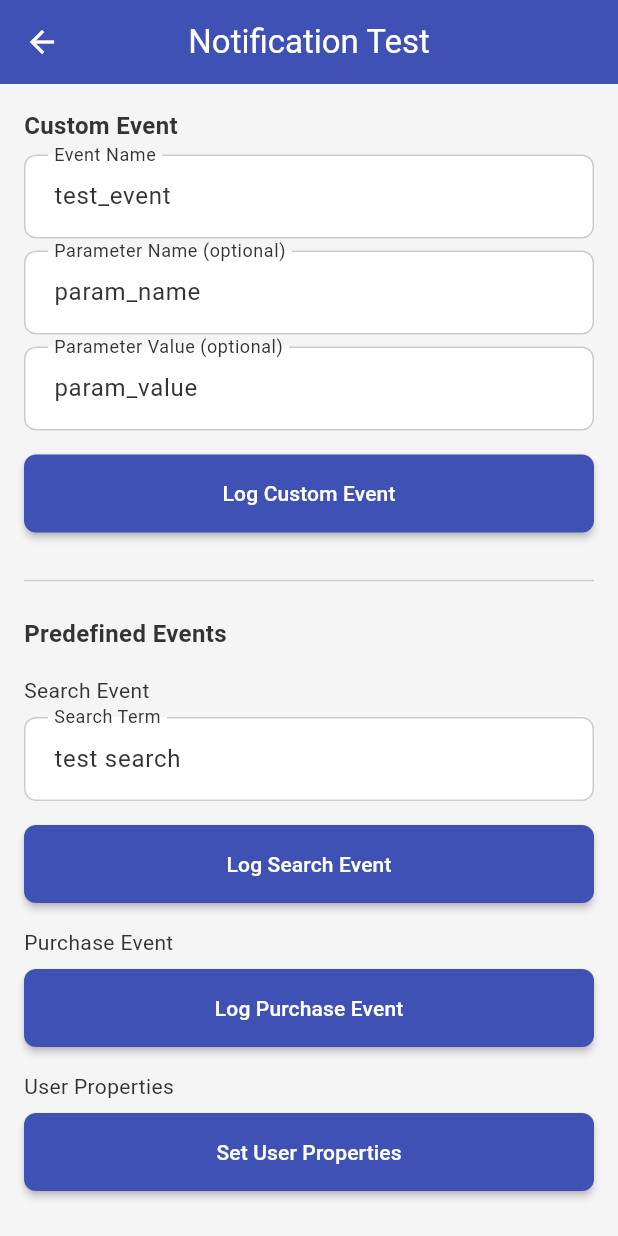
After one commit to ThomasSAMP/best-flutter-starter-kit, a Flutter app: the AnalyticsTestScreen screen opened by its route, on a phone screen of 412 x 824 dp. The commit adds this screen. Run offline on Flutter 3.47's test engine with Material 3 defaults, Android fonts, the phone set to English and light mode, and no system bars; our stand-ins replace cloud_firestore, dio, firebase_analytics, firebase_auth, firebase_core, firebase_crashlytics and 12 more; accounts and stored records are empty; generated files the repository leaves out were written again; project files that could hold a hidden picture were left out.

Commit message:
add Firebase Analytics

```diff
--- a/lib/core/di/register_module.dart
+++ b/lib/core/di/register_module.dart
@@ -8,6 +8,7 @@ import 'package:shared_preferences/shared_preferences.dart';
 import '../../routes/navigation_observer.dart';
 import '../config/env_config.dart';
 import '../network/dio_client.dart';
+import '../services/analytics_service.dart';
 import '../services/navigation_service.dart';
 
 @module
@@ -37,4 +38,7 @@ abstract class RegisterModule {
   // Enregistrez le service de navigation
   @lazySingleton
   NavigationService get navigationService => NavigationService();
+
+  @lazySingleton
+  AnalyticsService get analyticsService => AnalyticsService();
 }
--- /dev/null
+++ b/lib/core/services/analytics_service.dart
@@ -0,0 +1,124 @@
+import 'package:firebase_analytics/firebase_analytics.dart';
+import 'package:flutter/foundation.dart';
+
+import '../utils/logger.dart';
+
+class AnalyticsService {
+  final FirebaseAnalytics _analytics = FirebaseAnalytics.instance;
+  FirebaseAnalyticsObserver? _observer;
+
+  // Getter pour l'observer (utilisé dans la configuration du routeur)
+  FirebaseAnalyticsObserver get observer {
+    _observer ??= FirebaseAnalyticsObserver(analytics: _analytics);
+    return _observer!;
+  }
+
+  // Initialiser le service d'analytics
+  Future<void> initialize() async {
+    try {
+      // Activer la collecte d'analytics (désactivée en mode debug par défaut)
+      await _analytics.setAnalyticsCollectionEnabled(!kDebugMode);
+
+      // Définir l'ID utilisateur si disponible
+      // await _analytics.setUserId(id: 'user123');
+
+      AppLogger.info('AnalyticsService initialized successfully');
+    } catch (e, stackTrace) {
+      AppLogger.error('Failed to initialize AnalyticsService', e, stackTrace);
+    }
+  }
+
+  // Enregistrer un événement de connexion
+  Future<void> logLogin({required String method}) async {
+    try {
+      await _analytics.logLogin(loginMethod: method);
+      AppLogger.debug('Analytics: Logged login event with method: $method');
+    } catch (e, stackTrace) {
+      AppLogger.error('Failed to log login event', e, stackTrace);
+    }
+  }
+
+  // Enregistrer un événement d'inscription
+  Future<void> logSignUp({required String method}) async {
+    try {
+      await _analytics.logSignUp(signUpMethod: method);
+      AppLogger.debug('Analytics: Logged sign up event with method: $method');
+    } catch (e, stackTrace) {
+      AppLogger.error('Failed to log sign up event', e, stackTrace);
+    }
+  }
+
+  // Enregistrer un événement de recherche
+  Future<void> logSearch({required String searchTerm}) async {
+    try {
+      await _analytics.logSearch(searchTerm: searchTerm);
+      AppLogger.debug('Analytics: Logged search event with term: $searchTerm');
+    } catch (e, stackTrace) {
+      AppLogger.error('Failed to log search event', e, stackTrace);
+    }
+  }
+
+  // Enregistrer un événement d'achat
+  Future<void> logPurchase({
+    required double value,
+    required String currency,
+    required String itemId,
+    required String itemName,
+  }) async {
+    try {
+      await _analytics.logPurchase(
+        currency: currency,
+        value: value,
+        items: [AnalyticsEventItem(itemId: itemId, itemName: itemName)],
+      );
+      AppLogger.debug('Analytics: Logged purchase event: $itemName ($value $currency)');
+    } catch (e, stackTrace) {
+      AppLogger.error('Failed to log purchase event', e, stackTrace);
+    }
+  }
+
+  // Enregistrer un événement personnalisé
+  Future<void> logCustomEvent({required String name, Map<String, Object>? parameters}) async {
+    try {
+      await _analytics.logEvent(name: name, parameters: parameters);
+      AppLogger.debug('Analytics: Logged custom event: $name with params: $parameters');
+    } catch (e, stackTrace) {
+      AppLogger.error('Failed to log custom event', e, stackTrace);
+    }
+  }
+
+  // Définir les propriétés utilisateur
+  Future<void> setUserProperties({
+    String? userId,
+    String? userRole,
+    String? subscriptionType,
+  }) async {
+    try {
+      if (userId != null) {
+        await _analytics.setUserId(id: userId);
+      }
+
+      if (userRole != null) {
+        await _analytics.setUserProperty(name: 'user_role', value: userRole);
+      }
+
+      if (subscriptionType != null) {
+        await _analytics.setUserProperty(name: 'subscription_type', value: subscriptionType);
+      }
+
+      AppLogger.debug('Analytics: Set user properties');
+    } catch (e, stackTrace) {
+      AppLogger.error('Failed to set user properties', e, stackTrace);
+    }
+  }
+
+  // Définir l'écran courant
+  Future<void> setCurrentScreen({required String screenName}) async {
+    try {
+      await _analytics.setCurrentScreen(screenName: screenName);
+      AppLogger.debug('Analytics: Set current screen to: $screenName');
+    } catch (e, stackTrace) {
+      AppLogger.error('Failed to set current screen', e, stackTrace);
+    }
+  }
+}
--- a/lib/core/services/firebase_service.dart
+++ b/lib/core/services/firebase_service.dart
@@ -7,6 +7,7 @@ import 'package:injectable/injectable.dart';
 import '../config/env_config.dart';
 import '../di/injection.dart';
 import '../utils/logger.dart';
+import 'analytics_service.dart';
 import 'notification_service.dart';
 
 @lazySingleton
@@ -28,6 +29,9 @@ class FirebaseService {
 
       // Initialiser le service de notification
       await getIt<NotificationService>().initialize();
+
+      // Initialiser le service d'analytics
+      await getIt<AnalyticsService>().initialize();
 
       AppLogger.info('Firebase initialized successfully');
     } catch (e, stackTrace) {
--- a/lib/features/auth/presentation/screens/login_screen.dart
+++ b/lib/features/auth/presentation/screens/login_screen.dart
@@ -3,6 +3,7 @@ import 'package:flutter_riverpod/flutter_riverpod.dart';
 import 'package:go_router/go_router.dart';
 
 import '../../../../core/di/injection.dart';
+import '../../../../core/services/analytics_service.dart';
 import '../../../../core/services/auth_service.dart';
 import '../../../../core/services/navigation_service.dart';
 import '../../../../core/utils/logger.dart';
@@ -21,6 +22,8 @@ class _LoginScreenState extends ConsumerState<LoginScreen> {
   final _formKey = GlobalKey<FormState>(debugLabel: 'loginFormKey');
   final _emailController = TextEditingController();
   final _passwordController = TextEditingController();
+  final _analyticsService = getIt<AnalyticsService>();
+
   bool _isLoading = false;
   String? _errorMessage;
 
@@ -50,6 +53,8 @@ class _LoginScreenState extends ConsumerState<LoginScreen> {
         _emailController.text.trim(),
         _passwordController.text,
       );
+
+      await _analyticsService.logLogin(method: 'email');
 
       if (mounted) {
         _navigationService.navigateTo(context, redirectLocation ?? '/home');
--- a/lib/features/auth/presentation/screens/register_screen.dart
+++ b/lib/features/auth/presentation/screens/register_screen.dart
@@ -3,6 +3,7 @@ import 'package:flutter_riverpod/flutter_riverpod.dart';
 import 'package:go_router/go_router.dart';
 
 import '../../../../core/di/injection.dart';
+import '../../../../core/services/analytics_service.dart';
 import '../../../../core/services/auth_service.dart';
 import '../../../../core/services/navigation_service.dart';
 import '../../../../core/utils/logger.dart';
@@ -22,6 +23,8 @@ class _RegisterScreenState extends ConsumerState<RegisterScreen> {
   final _emailController = TextEditingController();
   final _passwordController = TextEditingController();
   final _confirmPasswordController = TextEditingController();
+  final _analyticsService = getIt<AnalyticsService>();
+
   bool _isLoading = false;
   String? _errorMessage;
 
@@ -49,6 +52,8 @@ class _RegisterScreenState extends ConsumerState<RegisterScreen> {
         _emailController.text.trim(),
         _passwordController.text,
       );
+
+      await _analyticsService.logSignUp(method: 'email');
 
       if (mounted) {
         _navigationService.navigateTo(context, '/home');
--- /dev/null
+++ b/lib/features/settings/presentation/screens/analytics_test_screen.dart
@@ -0,0 +1,267 @@
+import 'package:flutter/material.dart';
+import 'package:flutter_riverpod/flutter_riverpod.dart';
+import 'package:go_router/go_router.dart';
+
+import '../../../../core/di/injection.dart';
+import '../../../../core/services/analytics_service.dart';
+import '../../../../core/services/navigation_service.dart';
+import '../../../../shared/widgets/app_bar.dart';
+import '../../../../shared/widgets/app_button.dart';
+import '../../../../shared/widgets/app_text_field.dart';
+
+class AnalyticsTestScreen extends ConsumerStatefulWidget {
+  const AnalyticsTestScreen({super.key});
+
+  @override
+  ConsumerState<AnalyticsTestScreen> createState() => _AnalyticsTestScreenState();
+}
+
+class _AnalyticsTestScreenState extends ConsumerState<AnalyticsTestScreen> {
+  final _analyticsService = getIt<AnalyticsService>();
+  final _navigationService = getIt<NavigationService>();
+  final _eventNameController = TextEditingController(text: 'test_event');
+  final _paramNameController = TextEditingController(text: 'param_name');
+  final _paramValueController = TextEditingController(text: 'param_value');
+  final _searchTermController = TextEditingController(text: 'test search');
+  String? _statusMessage;
+  bool _isLoading = false;
+
+  @override
+  void dispose() {
+    _eventNameController.dispose();
+    _paramNameController.dispose();
+    _paramValueController.dispose();
+    _searchTermController.dispose();
+    super.dispose();
+  }
+
+  Future<void> _logCustomEvent() async {
+    if (_eventNameController.text.isEmpty) return;
+
+    setState(() {
+      _isLoading = true;
+      _statusMessage = null;
+    });
+
+    try {
+      final params = <String, Object>{}; // Changé de dynamic à Object
+      if (_paramNameController.text.isNotEmpty && _paramValueController.text.isNotEmpty) {
+        params[_paramNameController.text] = _paramValueController.text;
+      }
+
+      await _analyticsService.logCustomEvent(
+        name: _eventNameController.text,
+        parameters: params.isNotEmpty ? params : null,
+      );
+
+      setState(() {
+        _statusMessage = 'Custom event logged successfully';
+      });
+    } catch (e) {
+      setState(() {
+        _statusMessage = 'Error logging custom event: $e';
+      });
+    } finally {
+      setState(() {
+        _isLoading = false;
+      });
+    }
+  }
+
+  Future<void> _logSearchEvent() async {
+    if (_searchTermController.text.isEmpty) return;
+
+    setState(() {
+      _isLoading = true;
+      _statusMessage = null;
+    });
+
+    try {
+      await _analyticsService.logSearch(searchTerm: _searchTermController.text);
+
+      setState(() {
+        _statusMessage = 'Search event logged successfully';
+      });
+    } catch (e) {
+      setState(() {
+        _statusMessage = 'Error logging search event: $e';
+      });
+    } finally {
+      setState(() {
+        _isLoading = false;
+      });
+    }
+  }
+
+  Future<void> _logPurchaseEvent() async {
+    setState(() {
+      _isLoading = true;
+      _statusMessage = null;
+    });
+
+    try {
+      await _analyticsService.logPurchase(
+        value: 9.99,
+        currency: 'USD',
+        itemId: 'premium_subscription',
+        itemName: 'Premium Subscription',
+      );
+
+      setState(() {
+        _statusMessage = 'Purchase event logged successfully';
+      });
+    } catch (e) {
+      setState(() {
+        _statusMessage = 'Error logging purchase event: $e';
+      });
+    } finally {
+      setState(() {
+        _isLoading = false;
+      });
+    }
+  }
+
+  Future<void> _setUserProperties() async {
+    setState(() {
+      _isLoading = true;
+      _statusMessage = null;
+    });
+
+    try {
+      await _analyticsService.setUserProperties(
+        userId: 'test_user_123',
+        userRole: 'tester',
+        subscriptionType: 'premium',
+      );
+
+      setState(() {
+        _statusMessage = 'User properties set successfully';
+      });
+    } catch (e) {
+      setState(() {
+        _statusMessage = 'Error setting user properties: $e';
+      });
+    } finally {
+      setState(() {
+        _isLoading = false;
+      });
+    }
+  }
+
+  @override
+  Widget build(BuildContext context) {
+    final canPop = context.canPop();
+
+    return Scaffold(
+      appBar: AppBarWidget(
+        title: 'Notification Test',
+        showBackButton: canPop,
+        leading:
+            !canPop
+                ? IconButton(
+                  icon: const Icon(Icons.arrow_back),
+                  onPressed: () => _navigationService.navigateTo(context, '/settings'),
+                )
+                : null,
+      ),
+      body: SingleChildScrollView(
+        padding: const EdgeInsets.all(16),
+        child: Column(
+          crossAxisAlignment: CrossAxisAlignment.start,
+          children: [
+            const Text('Custom Event', style: TextStyle(fontWeight: FontWeight.bold, fontSize: 16)),
+            const SizedBox(height: 8),
+            AppTextField(
+              controller: _eventNameController,
+              label: 'Event Name',
+              hint: 'Enter event name',
+            ),
+            const SizedBox(height: 8),
+            AppTextField(
+              controller: _paramNameController,
+              label: 'Parameter Name (optional)',
+              hint: 'Enter parameter name',
+            ),
+            const SizedBox(height: 8),
+            AppTextField(
+              controller: _paramValueController,
+              label: 'Parameter Value (optional)',
+              hint: 'Enter parameter value',
+            ),
+            const SizedBox(height: 16),
+            AppButton(
+              text: 'Log Custom Event',
+              onPressed: _isLoading ? null : _logCustomEvent,
+              isLoading: _isLoading,
+            ),
+            const SizedBox(height: 24),
+            const Divider(),
+            const SizedBox(height: 16),
+            const Text(
+              'Predefined Events',
+              style: TextStyle(fontWeight: FontWeight.bold, fontSize: 16),
+            ),
+            const SizedBox(height: 16),
+            const Text('Search Event'),
+            const SizedBox(height: 8),
+            AppTextField(
+              controller: _searchTermController,
+              label: 'Search Term',
+              hint: 'Enter search term',
+            ),
+            const SizedBox(height: 16),
+            AppButton(
+              text: 'Log Search Event',
+              onPressed: _isLoading ? null : _logSearchEvent,
+              isLoading: _isLoading,
+            ),
+            const SizedBox(height: 16),
+            const Text('Purchase Event'),
+            const SizedBox(height: 8),
+            AppButton(
+              text: 'Log Purchase Event',
+              onPressed: _isLoading ? null : _logPurchaseEvent,
+              isLoading: _isLoading,
+            ),
+            const SizedBox(height: 16),
+            const Text('User Properties'),
+            const SizedBox(height: 8),
+            AppButton(
+              text: 'Set User Properties',
+              onPressed: _isLoading ? null : _setUserProperties,
+              isLoading: _isLoading,
+            ),
+            if (_statusMessage != null) ...[
+              const SizedBox(height: 24),
+              Container(
+                padding: const EdgeInsets.all(12),
+                decoration: BoxDecoration(
+                  color:
+                      _statusMessage!.contains('Error')
+                          ? Theme.of(context).colorScheme.errorContainer
+                          : Theme.of(context).colorScheme.primaryContainer,
+                  borderRadius: BorderRadius.circular(8),
+                ),
+                child: Text(_statusMessage!),
+              ),
+            ],
+            const SizedBox(height: 24),
+            const Divider(),
+            const SizedBox(height: 16),
+            const Text(
+              'Testing Instructions',
+              style: TextStyle(fontWeight: FontWeight.bold, fontSize: 16),
+            ),
+            const SizedBox(height: 8),
+            const Text(
+              '1. Use the forms above to log different types of events\n'
+              '2. Check the Firebase Analytics dashboard to see the events\n'
+              '3. Note that events may take some time to appear in the dashboard\n'
+              '4. You can also use the DebugView in Firebase Analytics to see events in real-time',
+            ),
+          ],
+        ),
+      ),
+    );
+  }
+}
--- a/lib/features/settings/presentation/screens/settings_screen.dart
+++ b/lib/features/settings/presentation/screens/settings_screen.dart
@@ -78,12 +78,24 @@ class _SettingsScreenState extends ConsumerState<SettingsScreen> {
                           // Toggle email notifications
                         },
                       ),
+                    ],
+                  ),
+                  _buildSection(
+                    title: 'Developer Tools',
+                    children: [
                       ListTile(
                         title: const Text('Test Notifications'),
                         subtitle: const Text('Send and receive test notifications'),
                         leading: const Icon(Icons.notifications_active),
                         trailing: const Icon(Icons.chevron_right),
                         onTap: () => _navigationService.navigateTo(context, '/notification-test'),
+                      ),
+                      ListTile(
+                        title: const Text('Test Analytics'),
+                        subtitle: const Text('Log and view analytics events'),
+                        leading: const Icon(Icons.analytics_outlined),
+                        trailing: const Icon(Icons.chevron_right),
+                        onTap: () => _navigationService.navigateTo(context, '/analytics-test'),
                       ),
                     ],
                   ),
--- a/lib/routes/app_router.dart
+++ b/lib/routes/app_router.dart
@@ -3,6 +3,7 @@ import 'package:flutter_riverpod/flutter_riverpod.dart';
 import 'package:go_router/go_router.dart';
 
 import '../core/di/injection.dart';
+import '../core/services/analytics_service.dart';
 import '../features/auth/presentation/screens/forgot_password_screen.dart';
 import '../features/auth/presentation/screens/login_screen.dart';
 import '../features/auth/presentation/screens/register_screen.dart';
@@ -10,6 +11,7 @@ import '../features/error/presentation/screens/not_found_screen.dart';
 import '../features/home/presentation/screens/home_screen.dart';
 import '../features/notifications/presentation/screens/notifications_screen.dart';
 import '../features/profile/presentation/screens/profile_screen.dart';
+import '../features/settings/presentation/screens/analytics_test_screen.dart';
 import '../features/settings/presentation/screens/notification_test_screen.dart';
 import '../features/settings/presentation/screens/settings_screen.dart';
 import '../shared/models/tab_item.dart';
@@ -56,12 +58,13 @@ final routerProvider = Provider<GoRouter>((ref) {
   final tabs = ref.watch(tabsProvider);
   final isAuthenticated = ref.watch(isAuthenticatedProvider);
   final observer = getIt<AppNavigationObserver>();
+  final analyticsObserver = getIt<AnalyticsService>().observer;
 
   final router = GoRouter(
     initialLocation: '/home',
     navigatorKey: rootNavigatorKey,
     debugLogDiagnostics: true,
-    observers: [observer],
+    observers: [observer, analyticsObserver],
     redirect: (context, state) {
       // Vérifier si l'utilisateur tente d'accéder à une route protégée
       final isGoingToProtectedRoute =
@@ -116,6 +119,13 @@ final routerProvider = Provider<GoRouter>((ref) {
               name: 'NotificationTestScreen',
             ),
       ),
+      GoRoute(
+        path: '/analytics-test',
+        name: 'analytics-test',
+        pageBuilder:
+            (context, state) =>
+                const NoTransitionPage(child: AnalyticsTestScreen(), name: 'AnalyticsTestScreen'),
+      ),
 
       // Main app shell with bottom navigation
       ShellRoute(
```
